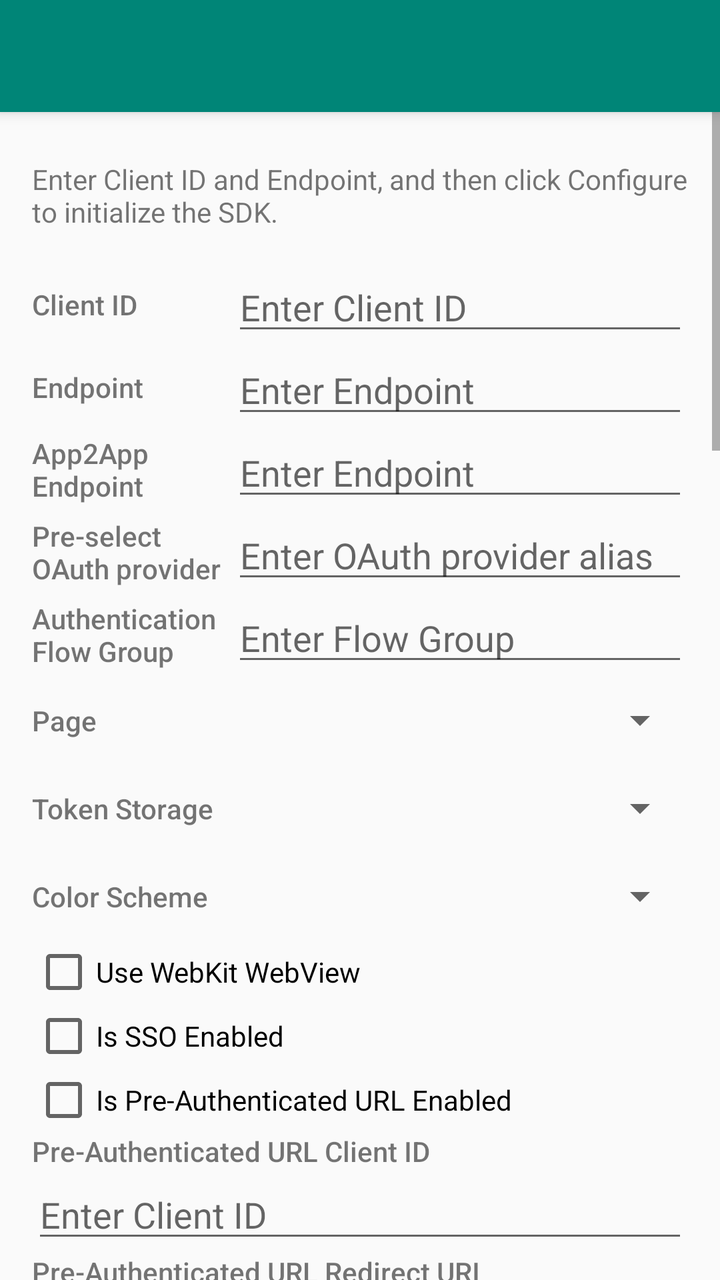
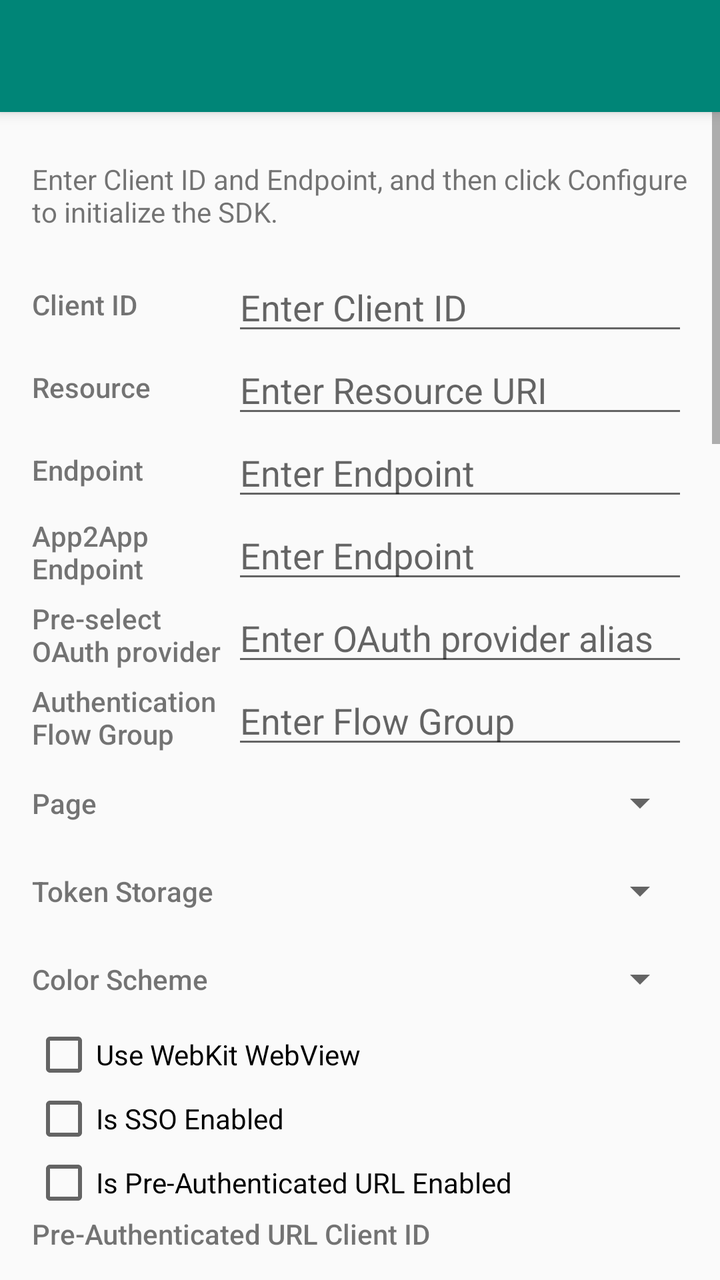

Two renders of the same Android screen: before a commit and after it. Below are the layout's source before the change and the commit's diff.
<!-- AndroidManifest.xml: activity theme AppTheme.NoActionBar -->
<!-- res/layout/activity_main.xml -->
<?xml version="1.0" encoding="utf-8"?>
<androidx.coordinatorlayout.widget.CoordinatorLayout
    xmlns:android="http://schemas.android.com/apk/res/android"
    xmlns:app="http://schemas.android.com/apk/res-auto"
    xmlns:tools="http://schemas.android.com/tools"
    android:layout_width="match_parent"
    android:layout_height="match_parent"
    tools:context=".MainActivity">

    <com.google.android.material.appbar.AppBarLayout
        android:layout_width="match_parent"
        android:layout_height="wrap_content"
        android:theme="@style/AppTheme.AppBarOverlay">

        <androidx.appcompat.widget.Toolbar
            android:id="@+id/toolbar"
            android:layout_width="match_parent"
            android:layout_height="?attr/actionBarSize"
            android:background="?attr/colorPrimary"
            app:popupTheme="@style/AppTheme.PopupOverlay" />

    </com.google.android.material.appbar.AppBarLayout>

    <ScrollView
        android:layout_width="match_parent"
        android:layout_height="match_parent"
        app:layout_behavior="@string/appbar_scrolling_view_behavior">

        <LinearLayout
            android:layout_width="match_parent"
            android:layout_height="wrap_content"
            android:paddingVertical="24dp"
            android:paddingHorizontal="16dp"
            android:orientation="vertical">

            <LinearLayout
                android:id="@+id/authgearConfigurationForm"
                android:layout_width="match_parent"
                android:layout_height="wrap_content"
                android:layout_marginBottom="32dp"
                android:orientation="vertical"
                android:descendantFocusability="beforeDescendants"
                android:focusableInTouchMode="true">

                <TextView
                    android:id="@+id/authgearConfigurationDesc"
                    android:layout_width="match_parent"
                    android:layout_height="wrap_content"
                    android:layout_marginBottom="16dp"
                    android:text="Enter Client ID and Endpoint, and then click Configure to initialize the SDK."
                />

                <androidx.constraintlayout.widget.ConstraintLayout
                    android:id="@+id/clientIdField"
                    android:layout_width="match_parent"
                    android:layout_height="wrap_content">

                    <TextView
                        android:id="@+id/clientIdLabel"
                        android:layout_width="100dp"
                        android:layout_height="wrap_content"
                        android:fontFamily="sans-serif-medium"
                        app:layout_constraintStart_toStartOf="parent"
                        app:layout_constraintTop_toTopOf="parent"
                        app:layout_constraintBottom_toBottomOf="parent"
                        android:text="Client ID"
                        tools:ignore="HardcodedText" />

                    <EditText
                        android:id="@+id/clientIdInput"
                        android:layout_height="wrap_content"
                        android:layout_width="0dp"
                        android:hint="Enter Client ID"
                        app:layout_constraintStart_toEndOf="@+id/clientIdLabel"
                        app:layout_constraintEnd_toEndOf="parent"
                        app:layout_constraintTop_toTopOf="parent"
                        app:layout_constraintBottom_toBottomOf="parent"
                        android:inputType="text"/>

                </androidx.constraintlayout.widget.ConstraintLayout>

                <androidx.constraintlayout.widget.ConstraintLayout
                    android:id="@+id/endpointField"
                    android:layout_width="match_parent"
                    android:layout_height="wrap_content"
                    >

                    <TextView
                        android:id="@+id/endpointLabel"
                        android:layout_width="100dp"
                        android:layout_height="wrap_content"
                        android:fontFamily="sans-serif-medium"
                        app:layout_constraintStart_toStartOf="parent"
                        app:layout_constraintTop_toTopOf="parent"
                        app:layout_constraintBottom_toBottomOf="parent"
                        android:text="Endpoint"
                        tools:ignore="HardcodedText" />

                    <EditText
                        android:id="@+id/endpointInput"
                        android:layout_height="wrap_content"
                        android:layout_width="0dp"
                        android:hint="Enter Endpoint"
                        app:layout_constraintStart_toEndOf="@+id/endpointLabel"
                        app:layout_constraintEnd_toEndOf="parent"
                        app:layout_constraintTop_toTopOf="parent"
                        app:layout_constraintBottom_toBottomOf="parent"
                        android:inputType="text"/>

                </androidx.constraintlayout.widget.ConstraintLayout>

                <androidx.constraintlayout.widget.ConstraintLayout
                    android:id="@+id/app2appendpointField"
                    android:layout_width="match_parent"
                    android:layout_height="wrap_content"
                    >

                    <TextView
                        android:id="@+id/app2appendpointLabel"
                        android:layout_width="100dp"
                        android:layout_height="wrap_content"
                        android:fontFamily="sans-serif-medium"
                        app:layout_constraintStart_toStartOf="parent"
                        app:layout_constraintTop_toTopOf="parent"
                        app:layout_constraintBottom_toBottomOf="parent"
                        android:text="App2App Endpoint"
                        tools:ignore="HardcodedText" />

                    <EditText
                        android:id="@+id/app2appendpointInput"
                        android:layout_height="wrap_content"
                        android:layout_width="0dp"
                        android:hint="Enter Endpoint"
                        app:layout_constraintStart_toEndOf="@+id/app2appendpointLabel"
                        app:layout_constraintEnd_toEndOf="parent"
                        app:layout_constraintTop_toTopOf="parent"
                        app:layout_constraintBottom_toBottomOf="parent"
                        android:inputType="text"/>

                </androidx.constraintlayout.widget.ConstraintLayout>

                <androidx.constraintlayout.widget.ConstraintLayout
                    android:id="@+id/oauthProviderAliasField"
                    android:layout_width="match_parent"
                    android:layout_height="wrap_content"
                    >

                    <TextView
                        android:id="@+id/oauthProviderAliasLabel"
                        android:layout_width="100dp"
                        android:layout_height="wrap_content"
                        android:fontFamily="sans-serif-medium"
                        app:layout_constraintStart_toStartOf="parent"
                        app:layout_constraintTop_toTopOf="parent"
                        app:layout_constraintBottom_toBottomOf="parent"
                        android:text="Pre-select OAuth provider"
                        tools:ignore="HardcodedText" />

                    <EditText
                        android:id="@+id/oauthProviderAliasInput"
                        android:layout_height="wrap_content"
                        android:layout_width="0dp"
                        android:hint="Enter OAuth provider alias"
                        app:layout_constraintStart_toEndOf="@+id/oauthProviderAliasLabel"
                        app:layout_constraintEnd_toEndOf="parent"
                        app:layout_constraintTop_toTopOf="parent"
                        app:layout_constraintBottom_toBottomOf="parent"
                        android:inputType="text"/>

                </androidx.constraintlayout.widget.ConstraintLayout>

                <androidx.constraintlayout.widget.ConstraintLayout
                    android:id="@+id/authenticationFlowGroupField"
                    android:layout_width="match_parent"
                    android:layout_height="wrap_content"
                    >

                    <TextView
                        android:id="@+id/authenticationFlowGroupLabel"
                        android:layout_width="100dp"
                        android:layout_height="wrap_content"
                        android:fontFamily="sans-serif-medium"
                        app:layout_constraintStart_toStartOf="parent"
                        app:layout_constraintTop_toTopOf="parent"
                        app:layout_constraintBottom_toBottomOf="parent"
                        android:text="Authentication Flow Group"
                        tools:ignore="HardcodedText" />

                    <EditText
                        android:id="@+id/authenticationFlowGroupInput"
                        android:layout_height="wrap_content"
                        android:layout_width="0dp"
                        android:hint="Enter Flow Group"
                        app:layout_constraintStart_toEndOf="@+id/authenticationFlowGroupLabel"
                        app:layout_constraintEnd_toEndOf="parent"
                        app:layout_constraintTop_toTopOf="parent"
                        app:layout_constraintBottom_toBottomOf="parent"
                        android:inputType="text"/>

                </androidx.constraintlayout.widget.ConstraintLayout>

                <androidx.constraintlayout.widget.ConstraintLayout
                    android:id="@+id/app2appstateField"
                    android:layout_width="match_parent"
                    android:layout_height="wrap_content"
                    android:visibility="gone"
                    >

                    <TextView
                        android:id="@+id/app2appstateLabel"
                        android:layout_width="100dp"
                        android:layout_height="wrap_content"
                        android:fontFamily="sans-serif-medium"
                        app:layout_constraintStart_toStartOf="parent"
                        app:layout_constraintTop_toTopOf="parent"
                        app:layout_constraintBottom_toBottomOf="parent"
                        android:text="App2App State"
                        tools:ignore="HardcodedText" />

                    <EditText
                        android:id="@+id/app2appstateInput"
                        android:layout_height="wrap_content"
                        android:layout_width="0dp"
                        android:hint="Enter State"
                        app:layout_constraintStart_toEndOf="@+id/app2appstateLabel"
                        app:layout_constraintEnd_toEndOf="parent"
                        app:layout_constraintTop_toTopOf="parent"
                        app:layout_constraintBottom_toBottomOf="parent"
                        android:inputType="text"/>

                </androidx.constraintlayout.widget.ConstraintLayout>

                <androidx.constraintlayout.widget.ConstraintLayout
                    android:id="@+id/pageField"
                    android:layout_width="match_parent"
                    android:layout_height="wrap_content"
                    >

                    <TextView
                        android:id="@+id/pageLabel"
                        android:layout_width="100dp"
                        android:layout_height="wrap_content"
                        android:fontFamily="sans-serif-medium"
                        app:layout_constraintStart_toStartOf="parent"
                        app:layout_constraintTop_toTopOf="parent"
                        app:layout_constraintBottom_toBottomOf="parent"
                        android:text="Page"
                        tools:ignore="HardcodedText" />

                    <Spinner android:id="@+id/pageSpinner"
                        android:layout_width="0dp"
                        android:layout_height="wrap_content"
                        android:layout_marginTop="10dp"
                        android:layout_marginBottom="10dp"
                        app:layout_constraintStart_toEndOf="@+id/pageLabel"
                        app:layout_constraintEnd_toEndOf="parent"
                        app:layout_constraintTop_toTopOf="parent"
                        app:layout_constraintBottom_toBottomOf="parent"/>

                </androidx.constraintlayout.widget.ConstraintLayout>

                <androidx.constraintlayout.widget.ConstraintLayout
                    android:id="@+id/storageTypeField"
                    android:layout_width="match_parent"
                    android:layout_height="wrap_content"
                    >

                    <TextView
                        android:id="@+id/tokenStorageLabel"
                        android:layout_width="100dp"
                        android:layout_height="wrap_content"
                        android:fontFamily="sans-serif-medium"
                        app:layout_constraintStart_toStartOf="parent"
                        app:layout_constraintTop_toTopOf="parent"
                        app:layout_constraintBottom_toBottomOf="parent"
                        android:text="Token Storage"
                        tools:ignore="HardcodedText" />

                    <Spinner android:id="@+id/tokenStorageSpinner"
                        android:layout_width="0dp"
                        android:layout_height="wrap_content"
                        android:layout_marginTop="10dp"
                        android:layout_marginBottom="10dp"
                        app:layout_constraintStart_toEndOf="@+id/tokenStorageLabel"
                        app:layout_constraintEnd_toEndOf="parent"
                        app:layout_constraintTop_toTopOf="parent"
                        app:layout_constraintBottom_toBottomOf="parent"/>

                </androidx.constraintlayout.widget.ConstraintLayout>

                <androidx.constraintlayout.widget.ConstraintLayout
                    android:id="@+id/colorSchemeField"
                    android:layout_width="match_parent"
                    android:layout_height="wrap_content"
                    >

                    <TextView
                        android:id="@+id/colorSchemeLabel"
                        android:layout_width="100dp"
                        android:layout_height="wrap_content"
                        android:fontFamily="sans-serif-medium"
                        app:layout_constraintStart_toStartOf="parent"
                        app:layout_constraintTop_toTopOf="parent"
                        app:layout_constraintBottom_toBottomOf="parent"
                        android:text="Color Scheme"
                        tools:ignore="HardcodedText" />

                    <Spinner android:id="@+id/colorSchemeSpinner"
                        android:layout_width="0dp"
                        android:layout_height="wrap_content"
                        android:layout_marginTop="10dp"
                        android:layout_marginBottom="10dp"
                        app:layout_constraintStart_toEndOf="@+id/colorSchemeLabel"
                        app:layout_constraintEnd_toEndOf="parent"
                        app:layout_constraintTop_toTopOf="parent"
                        app:layout_constraintBottom_toBottomOf="parent"/>

                </androidx.constraintlayout.widget.ConstraintLayout>

                <CheckBox
                    android:id="@+id/useWebKitWebView"
                    android:layout_width="match_parent"
                    android:layout_height="wrap_content"
                    android:text="Use WebKit WebView"
                    tools:ignore="HardcodedText" />

                <CheckBox
                    android:id="@+id/isSsoEnabled"
                    android:layout_width="match_parent"
                    android:layout_height="wrap_content"
                    android:text="Is SSO Enabled"
                    tools:ignore="HardcodedText" />

                <CheckBox
                    android:id="@+id/isPreAuthenticatedURLEnabled"
                    android:layout_width="match_parent"
                    android:layout_height="wrap_content"
                    android:text="Is Pre-Authenticated URL Enabled"
                    tools:ignore="HardcodedText" />

                <androidx.constraintlayout.widget.ConstraintLayout
                    android:id="@+id/preAuthenticatedURLClientIDField"
                    android:layout_width="match_parent"
                    android:layout_height="wrap_content"
                    >

                    <TextView
                        android:id="@+id/preAuthenticatedURLClientIDLabel"
                        android:layout_width="match_parent"
                        android:layout_height="wrap_content"
                        android:fontFamily="sans-serif-medium"
                        app:layout_constraintStart_toStartOf="parent"
                        app:layout_constraintTop_toTopOf="parent"
                        android:text="Pre-Authenticated URL Client ID"
                        tools:ignore="HardcodedText" />

                    <EditText
                        android:id="@+id/preAuthenticatedURLClientIDInput"
                        android:layout_height="wrap_content"
                        android:layout_width="0dp"
                        android:hint="Enter Client ID"
                        app:layout_constraintStart_toStartOf="parent"
                        app:layout_constraintEnd_toEndOf="parent"
                        app:layout_constraintTop_toBottomOf="@+id/preAuthenticatedURLClientIDLabel"
                        app:layout_constraintBottom_toBottomOf="parent"
                        android:inputType="text"/>

                </androidx.constraintlayout.widget.ConstraintLayout>

                <androidx.constraintlayout.widget.ConstraintLayout
                    android:id="@+id/preAuthenticatedURLRedirectURIField"
                    android:layout_width="match_parent"
                    android:layout_height="wrap_content"
                    >

                    <TextView
                        android:id="@+id/preAuthenticatedURLRedirectURILabel"
                        android:layout_width="match_parent"
                        android:layout_height="wrap_content"
                        android:fontFamily="sans-serif-medium"
                        app:layout_constraintStart_toStartOf="parent"
                        app:layout_constraintTop_toTopOf="parent"
                        android:text="Pre-Authenticated URL Redirect URI"
                        tools:ignore="HardcodedText" />

                    <EditText
                        android:id="@+id/preAuthenticatedURLRedirectURIInput"
                        android:layout_height="wrap_content"
                        android:layout_width="0dp"
                        android:hint="Enter Redirect URI"
                        app:layout_constraintStart_toStartOf="parent"
                        app:layout_constraintEnd_toEndOf="parent"
                        app:layout_constraintTop_toBottomOf="@+id/preAuthenticatedURLRedirectURILabel"
                        app:layout_constraintBottom_toBottomOf="parent"
                        android:inputType="text"/>

                </androidx.constraintlayout.widget.ConstraintLayout>

                <androidx.constraintlayout.widget.ConstraintLayout
                    android:id="@+id/sessionStateFeild"
                    android:layout_width="match_parent"
                    android:layout_height="wrap_content"
                    android:paddingVertical="24dp"
                    >

                    <TextView
                        android:id="@+id/sessionStateLabel"
                        android:layout_width="100dp"
                        android:layout_height="wrap_content"
                        android:fontFamily="sans-serif-medium"
                        app:layout_constraintStart_toStartOf="parent"
                        app:layout_constraintTop_toTopOf="parent"
                        app:layout_constraintBottom_toBottomOf="parent"
                        android:text="SessionState"
                        tools:ignore="HardcodedText" />

                    <EditText
                        android:id="@+id/sessionStateInput"
                        android:layout_height="wrap_content"
                        android:layout_width="0dp"
                        android:background="@null"
                        app:layout_constraintStart_toEndOf="@+id/sessionStateLabel"
                        app:layout_constraintEnd_toEndOf="parent"
                        app:layout_constraintTop_toTopOf="parent"
                        app:layout_constraintBottom_toBottomOf="parent"
                        android:text="SessionState"
                        android:inputType="text"
                        android:enabled="false"/>

                </androidx.constraintlayout.widget.ConstraintLayout>

                <Button
                    android:id="@+id/configure"
                    android:layout_width="wrap_content"
                    android:layout_height="wrap_content"
                    android:layout_gravity="center_horizontal"
                    android:text="Configure" />

            </LinearLayout>

            <TextView
                android:id="@+id/authgearActionDesc"
                android:layout_width="match_parent"
                android:layout_height="wrap_content"
                android:layout_marginBottom="32dp"
                android:text="After that, click one of the following buttons to try different features."
                tools:ignore="HardcodedText" />

            <TextView
                android:id="@+id/loading"
                android:layout_width="match_parent"
                android:layout_height="wrap_content"
                android:layout_marginBottom="32dp"
                android:gravity="center_horizontal"
                android:text="Configuring..."
                tools:ignore="HardcodedText" />

            <LinearLayout
                android:layout_width="match_parent"
                android:layout_height="wrap_content"
                android:orientation="vertical">

                <Button
                    android:id="@+id/authenticate"
                    android:layout_width="wrap_content"
                    android:layout_height="wrap_content"
                    android:layout_marginBottom="16dp"
                    android:layout_gravity="center_horizontal"
                    android:text="Authenticate"
                    tools:ignore="HardcodedText" />

                <Button
                    android:id="@+id/authenticateapp2app"
                    android:layout_width="wrap_content"
                    android:layout_height="wrap_content"
                    android:layout_marginBottom="16dp"
                    android:layout_gravity="center_horizontal"
                    android:text="Authenticate App2App"
                    tools:ignore="HardcodedText" />

                <Button
                    android:id="@+id/authenticateAnonymously"
                    android:layout_width="wrap_content"
                    android:layout_height="wrap_content"
                    android:layout_marginBottom="16dp"
                    android:layout_gravity="center_horizontal"
                    android:text="Authenticate anonymously"
                    tools:ignore="HardcodedText" />

                <Button
                    android:id="@+id/promoteAnonymousUser"
                    android:layout_width="wrap_content"
                    android:layout_height="wrap_content"
                    android:layout_marginBottom="16dp"
                    android:layout_gravity="center_horizontal"
                    android:text="Promote anonymous user"
                    tools:ignore="HardcodedText" />

                <Button
                    android:id="@+id/reauthenticate"
                    android:layout_width="wrap_content"
                    android:layout_height="wrap_content"
                    android:layout_marginBottom="16dp"
                    android:layout_gravity="center_horizontal"
                    android:text="Reauthenticate (biometric or web)"
                    tools:ignore="HardcodedText" />

                <Button
                    android:id="@+id/reauthenticateWebOnly"
                    android:layout_width="wrap_content"
                    android:layout_height="wrap_content"
                    android:layout_marginBottom="16dp"
                    android:layout_gravity="center_horizontal"
                    android:text="Reauthenticate (web only)"
                    tools:ignore="HardcodedText" />

                <Button
                    android:id="@+id/enableBiometric"
                    android:layout_width="wrap_content"
                    android:layout_height="wrap_content"
                    android:layout_marginBottom="16dp"
                    android:layout_gravity="center_horizontal"
                    android:text="Enable Biometric"
                    tools:ignore="HardcodedText" />

                <Button
                    android:id="@+id/disableBiometric"
                    android:layout_width="wrap_content"
                    android:layout_height="wrap_content"
                    android:layout_marginBottom="16dp"
                    android:layout_gravity="center_horizontal"
                    android:text="Disable Biometric"
                    tools:ignore="HardcodedText" />

                <Button
                    android:id="@+id/authenticateBiometric"
                    android:layout_width="wrap_content"
                    android:layout_height="wrap_content"
                    android:layout_marginBottom="16dp"
                    android:layout_gravity="center_horizontal"
                    android:text="Login with Biometric"
                    tools:ignore="HardcodedText" />

                <Button
                    android:id="@+id/preAuthenticatedURL"
                    android:layout_width="wrap_content"
                    android:layout_height="wrap_content"
                    android:layout_marginBottom="16dp"
                    android:layout_gravity="center_horizontal"
                    android:text="Pre-Authenticated URL"
                    tools:ignore="HardcodedText" />

                <Button
                    android:id="@+id/openSettings"
                    android:layout_width="wrap_content"
                    android:layout_height="wrap_content"
                    android:layout_marginBottom="16dp"
                    android:layout_gravity="center_horizontal"
                    android:text="Open settings"
                    tools:ignore="HardcodedText" />

                <Button
                    android:id="@+id/changePassword"
                    android:layout_width="wrap_content"
                    android:layout_height="wrap_content"
                    android:layout_marginBottom="16dp"
                    android:layout_gravity="center_horizontal"
                    android:text="Change password"
                    tools:ignore="HardcodedText" />

                <Button
                    android:id="@+id/deleteAccount"
                    android:layout_width="wrap_content"
                    android:layout_height="wrap_content"
                    android:layout_gravity="center_horizontal"
                    android:layout_marginBottom="16dp"
                    android:text="Delete account"
                    tools:ignore="HardcodedText" />

                <Button
                    android:id="@+id/fetchUserInfo"
                    android:layout_width="wrap_content"
                    android:layout_height="wrap_content"
                    android:layout_marginBottom="16dp"
                    android:layout_gravity="center_horizontal"
                    android:text="Fetch user info"
                    tools:ignore="HardcodedText" />

                <Button
                    android:id="@+id/refreshAccessToken"
                    android:layout_width="wrap_content"
                    android:layout_height="wrap_content"
                    android:layout_marginBottom="16dp"
                    android:layout_gravity="center_horizontal"
                    android:text="Refresh Access Token If Needed"
                    tools:ignore="HardcodedText" />

                <Button
                    android:id="@+id/showAuthTime"
                    android:layout_width="wrap_content"
                    android:layout_height="wrap_content"
                    android:layout_marginBottom="16dp"
                    android:layout_gravity="center_horizontal"
                    android:text="Show auth_time"
                    tools:ignore="HardcodedText" />

                <Button
                    android:id="@+id/logout"
                    android:layout_width="wrap_content"
                    android:layout_height="wrap_content"
                    android:layout_marginBottom="16dp"
                    android:layout_gravity="center_horizontal"
                    android:text="Logout"
                    tools:ignore="HardcodedText" />

            </LinearLayout>

        </LinearLayout>

    </ScrollView>

</androidx.coordinatorlayout.widget.CoordinatorLayout>
<!-- resources referenced by this layout -->
<resources>
  <style name="AppTheme.AppBarOverlay" parent="ThemeOverlay.AppCompat.Dark.ActionBar" />
  <style name="AppTheme.PopupOverlay" parent="ThemeOverlay.AppCompat.Light" />
  <style name="AppTheme.NoActionBar">
          <item name="windowActionBar">false</item>
          <item name="windowNoTitle">true</item>
      </style>
</resources>

<!-- the commit's change to res/layout/activity_main.xml (unified diff, before → after) -->
@@ -80,6 +80,36 @@
                 </androidx.constraintlayout.widget.ConstraintLayout>
 
                 <androidx.constraintlayout.widget.ConstraintLayout
+                    android:id="@+id/resourceField"
+                    android:layout_width="match_parent"
+                    android:layout_height="wrap_content"
+                    >
+
+                    <TextView
+                        android:id="@+id/resourceLabel"
+                        android:layout_width="100dp"
+                        android:layout_height="wrap_content"
+                        android:fontFamily="sans-serif-medium"
+                        app:layout_constraintStart_toStartOf="parent"
+                        app:layout_constraintTop_toTopOf="parent"
+                        app:layout_constraintBottom_toBottomOf="parent"
+                        android:text="Resource"
+                        tools:ignore="HardcodedText" />
+
+                    <EditText
+                        android:id="@+id/resourceInput"
+                        android:layout_height="wrap_content"
+                        android:layout_width="0dp"
+                        android:hint="Enter Resource URI"
+                        app:layout_constraintStart_toEndOf="@+id/resourceLabel"
+                        app:layout_constraintEnd_toEndOf="parent"
+                        app:layout_constraintTop_toTopOf="parent"
+                        app:layout_constraintBottom_toBottomOf="parent"
+                        android:inputType="text"/>
+
+                </androidx.constraintlayout.widget.ConstraintLayout>
+
+                <androidx.constraintlayout.widget.ConstraintLayout
                     android:id="@+id/endpointField"
                     android:layout_width="match_parent"
                     android:layout_height="wrap_content"
